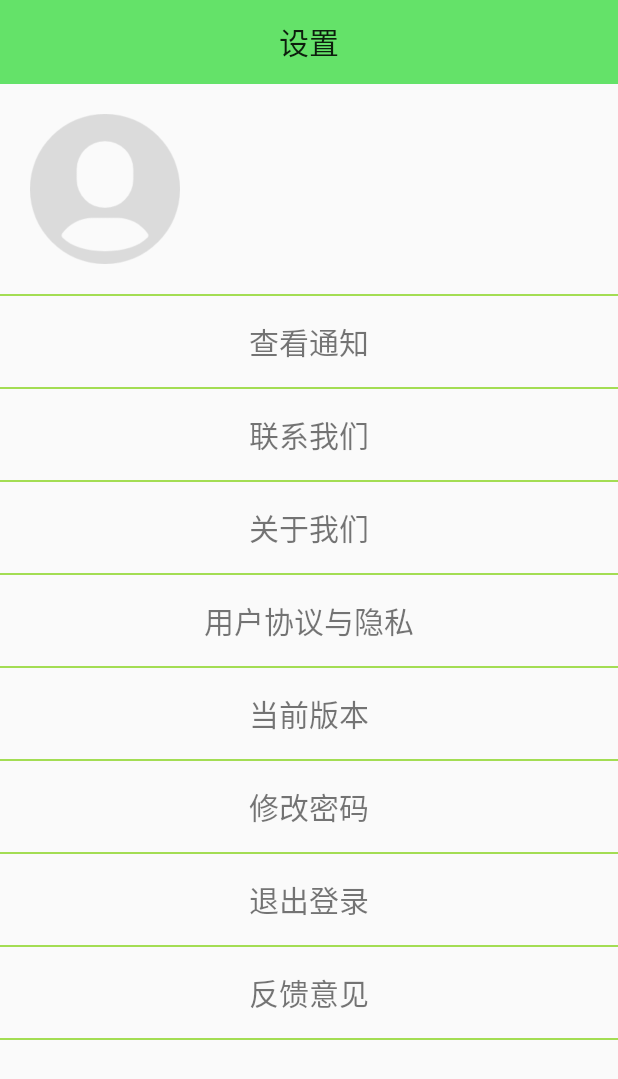
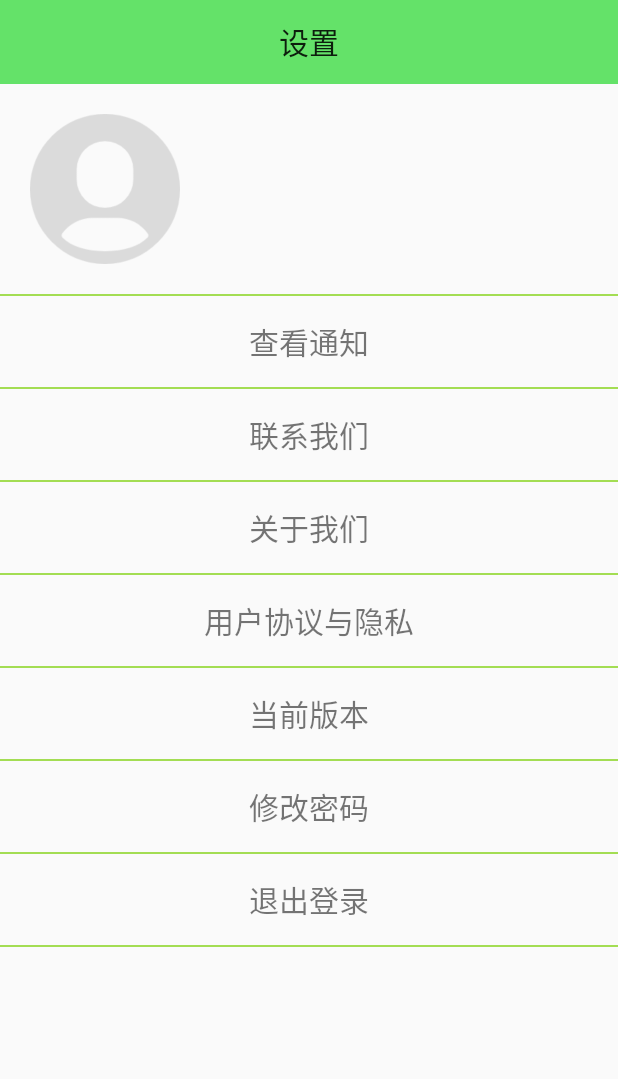
Before and after one commit to sccilu/Refuse, an Android app: the fragment SettingFragment shown on its own in the app's theme, on a phone screen of 412 x 824 dp. Shown: the top 1079 px of the screen. Run offline under Robolectric (Android 15) with nearby library versions, the phone set to English and light mode, and no system bars; Roboto replaces fonts that are not available here; 2 statements that could not run were skipped.

```diff
--- a/app/src/main/res/layout/frag_setting.xml
+++ b/app/src/main/res/layout/frag_setting.xml
@@ -200,29 +200,4 @@
         android:layout_height="1dp"
         android:background="#A3DD53" />
 
-    <!-- 添加反馈模块 -->
-    <LinearLayout
-        android:layout_width="match_parent"
-        android:layout_height="wrap_content">
-        <TextView
-            android:id="@+id/text_feedback"
-            android:layout_width="match_parent"
-            android:layout_height="wrap_content"
-            android:layout_marginStart="8dp"
-            android:layout_marginEnd="8dp"
-            android:textAlignment="center"
-            android:textSize="20sp"
-            android:text="反馈意见"
-            android:paddingTop="15dp"
-            android:paddingBottom="15dp"
-            app:layout_constraintEnd_toEndOf="parent"
-            app:layout_constraintStart_toStartOf="parent"
-            app:layout_constraintTop_toTopOf="parent" />
-    </LinearLayout>
-
-    <LinearLayout
-        android:layout_width="match_parent"
-        android:layout_height="1dp"
-        android:background="#A3DD53" />
-
 </LinearLayout>
```
